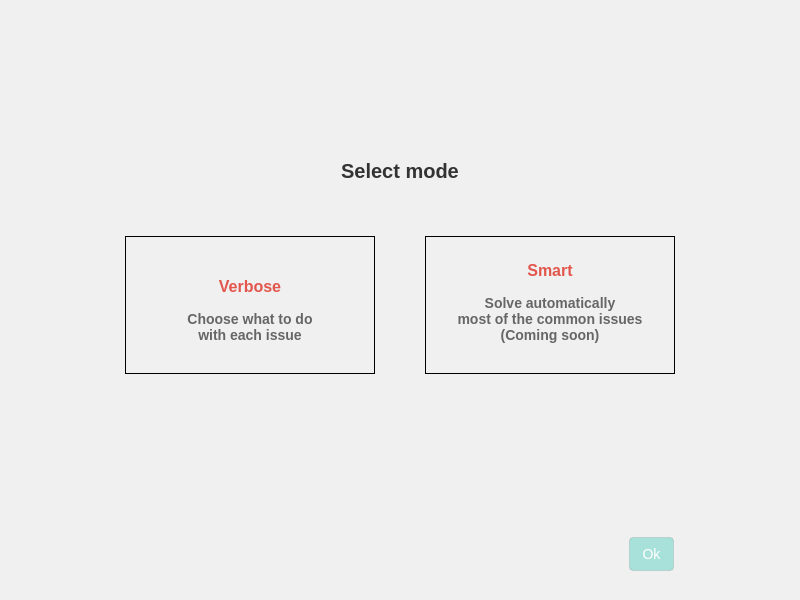
Old version of the form src/MEGASync/stalled_issues/gui/linux/StalledIssuesDialog.ui in the repository meganz/MEGAsync.
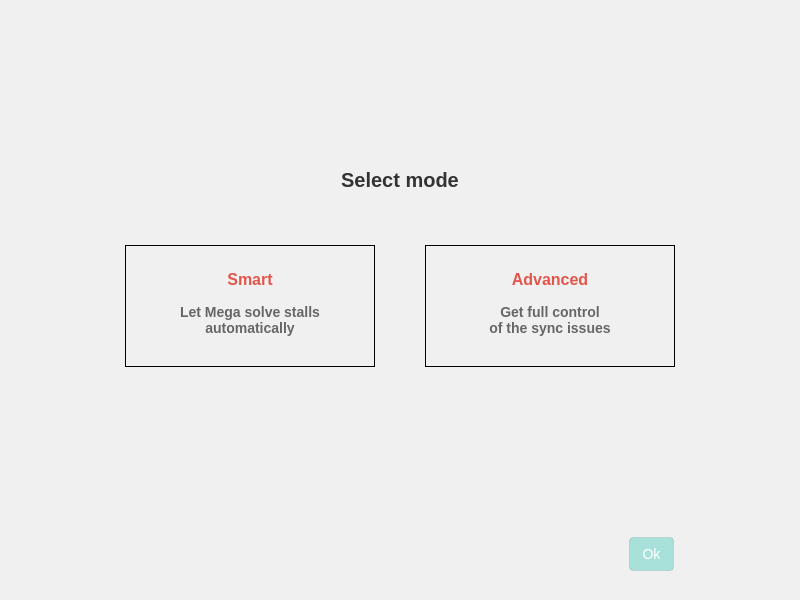
New version of the form. The open tabs and pages were chosen to show the change. Icons and pictures are not drawn. Custom widgets are drawn as their Qt base class.

Commit message: Change minor UI aspects: Refresh button is green Changed Verbose to Advance Changed Smart order

```diff
--- a/src/MEGASync/stalled_issues/gui/linux/StalledIssuesDialog.ui
+++ b/src/MEGASync/stalled_issues/gui/linux/StalledIssuesDialog.ui
@@ -59,30 +59,27 @@
 
 #updateButton
 {
-    padding-left: 6px;
-    padding-right: 10px;
-    color: #FFFFFF;
-    spacing: 5px;
-}
-
-#updateButton:enabled
-{
-    background-color: #AAAAAA;
-}
-
-#updateButton:hover:enabled
-{
-    background-color: #BDBDBD;
-}
-
-#updateButton:pressed:enabled
-{
-    background-color: #C6C6C6;
+min-height:32px;
+padding-left:12px;
+padding-right:12px;
+font-size:14px;
+font-weight: 400;
+border-radius:4px;
+background:#00BFA5;
+border: 1px solid rgba(0, 0, 0, 0.1);
+color:#FFFFFF;
 }
 
 #updateButton:disabled
 {
-    background-color: rgba(170,170,170,30%);
+background: rgba(0, 191, 165, 0.3);
+color:#FFFFFF;
+}
+
+#updateButton:hover
+{
+background: #00A787;
+color:#FFFFFF;
 }
 
 </string>
@@ -821,86 +818,6 @@
             </property>
            </spacer>
           </item>
-          <item>
-           <widget class="QFrame" name="Verbose">
-            <property name="minimumSize">
-             <size>
-              <width>250</width>
-              <height>0</height>
-             </size>
-            </property>
-            <property name="maximumSize">
-             <size>
-              <width>250</width>
-              <height>16777215</height>
-             </size>
-            </property>
-            <property name="cursor">
-             <cursorShape>PointingHandCursor</cursorShape>
-            </property>
-            <property name="styleSheet">
-             <string notr="true">#VerboseTitle
-{
-  font-family: &quot;Poppins&quot;;
-  font-size:16px;
-  line-height: 30px;
-  font-weight: 600;
-  color: #e2564c;
-}
-
-#VerboseDescription
-{
-  font-family: &quot;Poppins&quot;;
-  font-size:14px;
-  line-height: 30px;
-  font-weight: 600;
-  color: #666666;
-}
-</string>
-            </property>
-            <property name="frameShape">
-             <enum>QFrame::Panel</enum>
-            </property>
-            <layout class="QVBoxLayout" name="verticalLayout_6">
-             <property name="spacing">
-              <number>15</number>
-             </property>
-             <property name="leftMargin">
-              <number>0</number>
-             </property>
-             <property name="rightMargin">
-              <number>0</number>
-             </property>
-             <property name="bottomMargin">
-              <number>30</number>
-             </property>
-             <item>
-              <widget class="QWidget" name="VerboseIcon" native="true"/>
-             </item>
-             <item>
-              <widget class="QLabel" name="VerboseTitle">
-               <property name="text">
-                <string>Verbose</string>
-               </property>
-               <property name="alignment">
-                <set>Qt::AlignCenter</set>
-               </property>
-              </widget>
-             </item>
-             <item>
-              <widget class="QLabel" name="VerboseDescription">
-               <property name="text">
-                <string>Choose what to do
-with each issue</string>
-               </property>
-               <property name="alignment">
-                <set>Qt::AlignCenter</set>
-               </property>
-              </widget>
-             </item>
-            </layout>
-           </widget>
-          </item>
           <item>
            <widget class="QFrame" name="Smart">
             <property name="minimumSize">
@@ -970,9 +887,88 @@
              <item>
               <widget class="QLabel" name="SmartDescription">
                <property name="text">
-                <string>Solve automatically
-most of the common issues
-(Coming soon)</string>
+                <string>Let Mega solve stalls
+automatically</string>
+               </property>
+               <property name="alignment">
+                <set>Qt::AlignCenter</set>
+               </property>
+              </widget>
+             </item>
+            </layout>
+           </widget>
+          </item>
+          <item>
+           <widget class="QFrame" name="Verbose">
+            <property name="minimumSize">
+             <size>
+              <width>250</width>
+              <height>0</height>
+             </size>
+            </property>
+            <property name="maximumSize">
+             <size>
+              <width>250</width>
+              <height>16777215</height>
+             </size>
+            </property>
+            <property name="cursor">
+             <cursorShape>PointingHandCursor</cursorShape>
+            </property>
+            <property name="styleSheet">
+             <string notr="true">#VerboseTitle
+{
+  font-family: &quot;Poppins&quot;;
+  font-size:16px;
+  line-height: 30px;
+  font-weight: 600;
+  color: #e2564c;
+}
+
+#VerboseDescription
+{
+  font-family: &quot;Poppins&quot;;
+  font-size:14px;
+  line-height: 30px;
+  font-weight: 600;
+  color: #666666;
+}
+</string>
+            </property>
+            <property name="frameShape">
+             <enum>QFrame::Panel</enum>
+            </property>
+            <layout class="QVBoxLayout" name="verticalLayout_6">
+             <property name="spacing">
+              <number>15</number>
+             </property>
+             <property name="leftMargin">
+              <number>0</number>
+             </property>
+             <property name="rightMargin">
+              <number>0</number>
+             </property>
+             <property name="bottomMargin">
+              <number>30</number>
+             </property>
+             <item>
+              <widget class="QWidget" name="VerboseIcon" native="true"/>
+             </item>
+             <item>
+              <widget class="QLabel" name="VerboseTitle">
+               <property name="text">
+                <string>Advanced</string>
+               </property>
+               <property name="alignment">
+                <set>Qt::AlignCenter</set>
+               </property>
+              </widget>
+             </item>
+             <item>
+              <widget class="QLabel" name="VerboseDescription">
+               <property name="text">
+                <string>Get full control
+of the sync issues</string>
                </property>
                <property name="alignment">
                 <set>Qt::AlignCenter</set>
```
Left out of the diff: 2 changed lines with no effect on the pictures. The commit also changes 3 other files.
